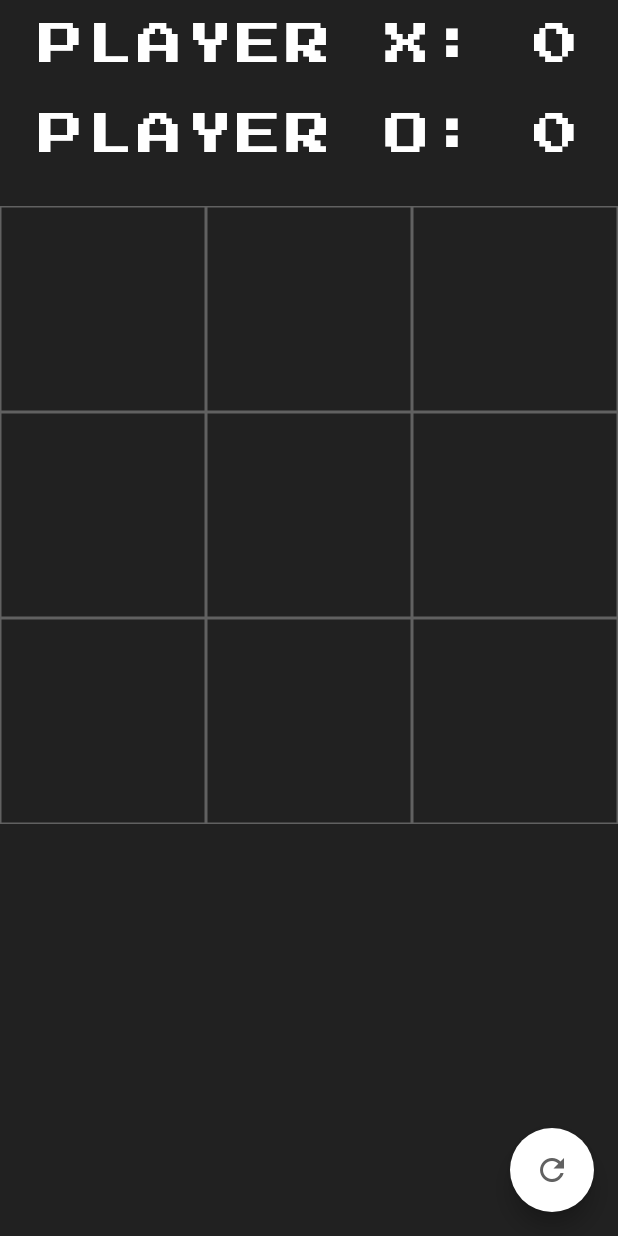
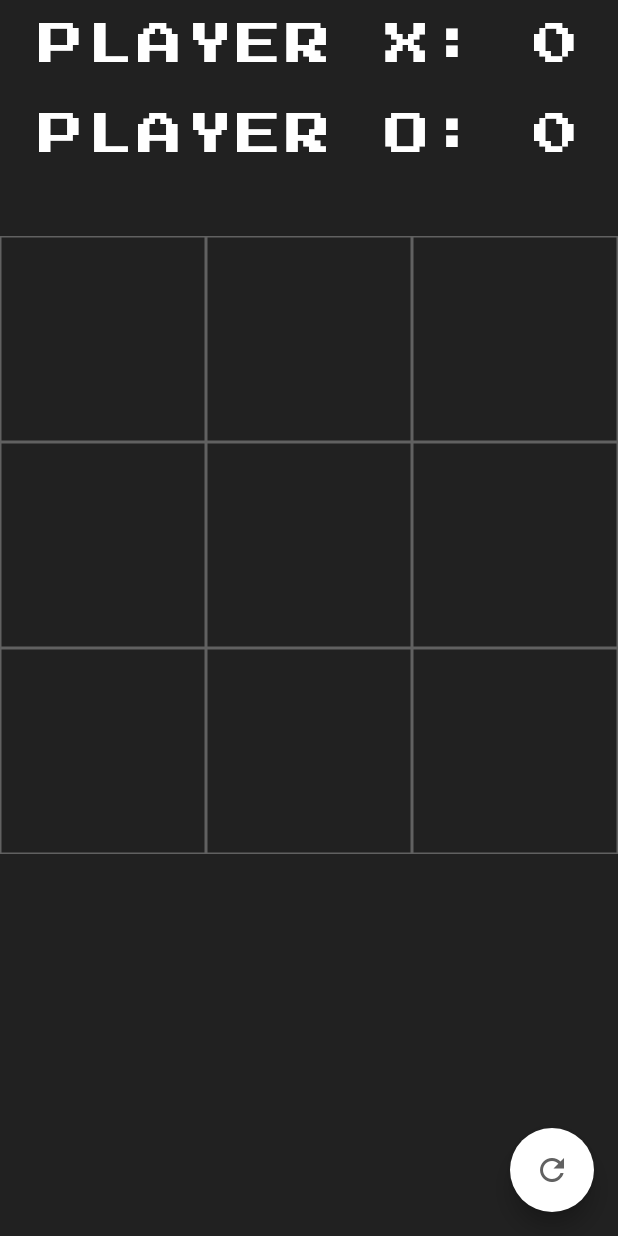
Before and after one commit to seanluse41/tictactoe-flutter, a Flutter app: the screen it shows after launch, after a tap on "PLAY GAME", on a phone screen of 412 x 824 dp. Run offline on Flutter 3.47's test engine with Material 2 defaults, Android fonts, the phone set to English and light mode, and no system bars; our stand-ins replace avatar_glow, google_fonts.

Commit message:
UI change

```diff
--- a/lib/screens/gamescreen.dart
+++ b/lib/screens/gamescreen.dart
@@ -37,6 +37,8 @@ class _GameScreenState extends State<GameScreen> {
             ),
             Expanded(
               flex: 4,
+              child: Padding(
+                padding: const EdgeInsets.only(top: 20.0),
                 child: GridView.builder(
                   itemCount: 9,
                   gridDelegate: SliverGridDelegateWithFixedCrossAxisCount(
@@ -61,6 +63,7 @@ class _GameScreenState extends State<GameScreen> {
                       ),
                     );
                   },
+                ),
               ),
             ),
             Expanded(
--- a/lib/screens/introscreen.dart
+++ b/lib/screens/introscreen.dart
@@ -13,10 +13,13 @@ class IntroScreen extends StatelessWidget {
           children: <Widget>[
             Expanded(
               flex: 1,
-              child: Center(
-                child: Text(
-                  "TIC TAC TOE",
-                  style: introText,
+              child: Padding(
+                padding: const EdgeInsets.only(top: 20),
+                child: Center(
+                  child: Text(
+                    "TIC TAC TOE",
+                    style: introText,
+                  ),
                 ),
               ),
             ),
--- a/lib/styles/constants.dart
+++ b/lib/styles/constants.dart
@@ -21,6 +21,6 @@ final playGameButton = GoogleFonts.pressStart2P(
 
 final introText = GoogleFonts.pressStart2P(
   textStyle: TextStyle(
-    color: Colors.white, fontSize: 40,
+    color: Colors.white, fontSize: 35,
   )
 );
```
Also changed, not shown: pubspec.lock. Lines whose indentation alone changed are shown as unchanged.
